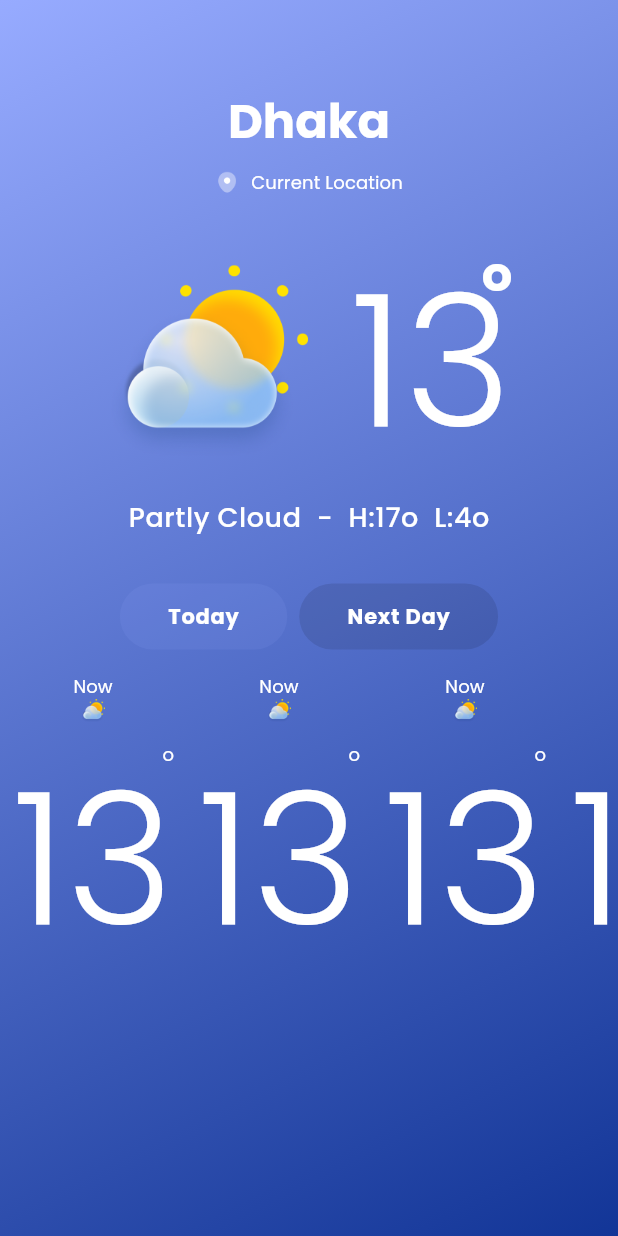
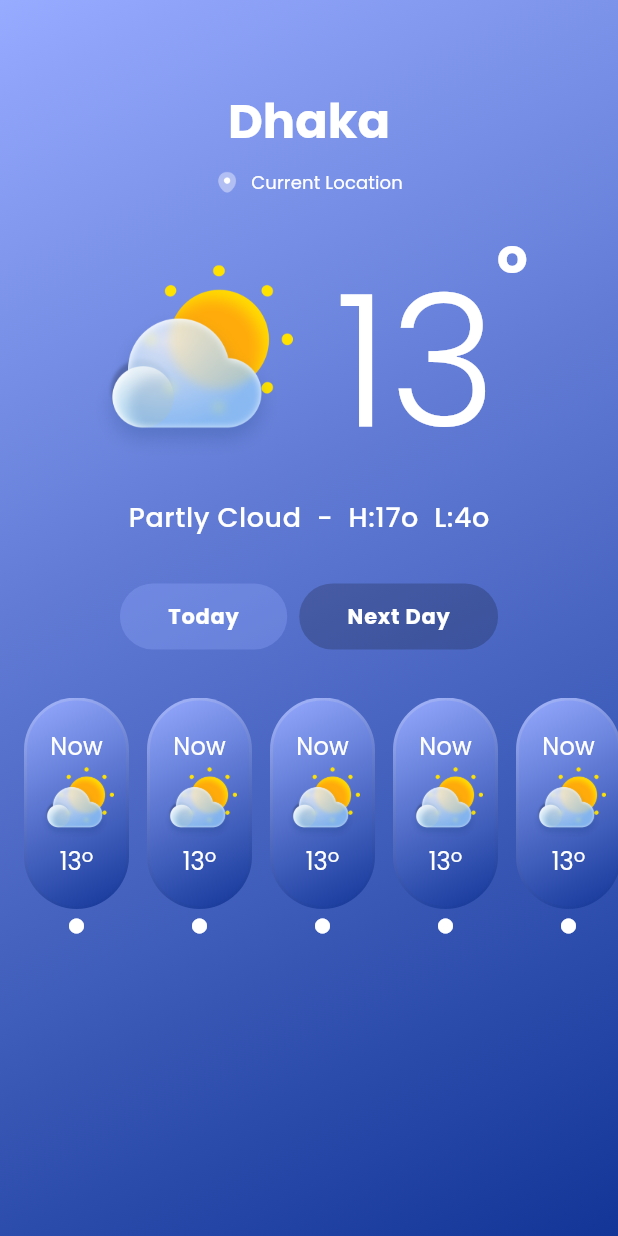
Before and after one commit to faysalewucse/weather-app, a Flutter app: the screen it shows after launch, on a phone screen of 412 x 824 dp. Run offline on Flutter 3.47's test engine with Material 3 defaults, Android fonts, the phone set to English and light mode, and no system bars; our stand-ins replace flutter_dotenv, google_fonts, gradient_borders.

Commit message:
design temperature card and make all neccessary models for data fetching

```diff
--- a/lib/helper/gaps.dart
+++ b/lib/helper/gaps.dart
@@ -1,8 +1,11 @@
 import 'package:flutter/cupertino.dart';
 
+const SizedBox VERTICAL_GAP_5 = SizedBox(height: 5);
+const SizedBox VERTICAL_GAP_8 = SizedBox(height: 8);
 const SizedBox VERTICAL_GAP_12 = SizedBox(height: 12);
 const SizedBox VERTICAL_GAP_20 = SizedBox(height: 20);
 const SizedBox VERTICAL_GAP_32 = SizedBox(height: 32);
 
 const SizedBox HORIZONTAL_GAP_8 = SizedBox(width: 8);
+const SizedBox HORIZONTAL_GAP_12 = SizedBox(width: 12);
 const SizedBox HORIZONTAL_GAP_28 = SizedBox(width: 28);
--- /dev/null
+++ b/lib/helper/styles.dart
@@ -0,0 +1,31 @@
+import 'package:flutter/cupertino.dart';
+import 'package:flutter/material.dart';
+import 'package:gradient_borders/box_borders/gradient_box_border.dart';
+import 'package:weather_app_steadfastit/helper/colors.dart';
+import 'package:weather_app_steadfastit/theme/light_theme.dart';
+
+LinearGradient linearGradient = LinearGradient(
+  begin: Alignment.topLeft,
+  end: Alignment.bottomRight,
+  colors: [lightTheme.colorScheme.secondary, lightTheme.colorScheme.primary],
+  stops: const [0, 1],
+);
+
+LinearGradient linearGradientBorder = LinearGradient(
+  begin: Alignment.topLeft,
+  end: Alignment.bottomRight,
+  colors: [WHITE.withOpacity(0.2), Colors.transparent],
+  stops: const [0, 1],
+);
+
+BoxDecoration gradientDecoration = BoxDecoration(
+  gradient: linearGradient,
+);
+
+BoxDecoration gradientRoundedDecoration = BoxDecoration(
+    gradient: linearGradient,
+    border: GradientBoxBorder(
+      gradient: linearGradientBorder,
+      width: 2,
+    ),
+    borderRadius: BorderRadius.circular(35));
--- a/lib/helper/text_styles.dart
+++ b/lib/helper/text_styles.dart
@@ -4,6 +4,8 @@ import 'package:weather_app_steadfastit/helper/colors.dart';
 
 TextStyle WHITE_400_12 =
     const TextStyle(color: WHITE, fontSize: 12, fontWeight: FontWeight.w400);
+TextStyle WHITE_400_14 =
+    const TextStyle(color: WHITE, fontSize: 16, fontWeight: FontWeight.w400);
 TextStyle WHITE_700_32 =
     const TextStyle(fontSize: 32.0, fontWeight: FontWeight.w700, color: WHITE);
 TextStyle WHITE_700_14 =
--- a/lib/main.dart
+++ b/lib/main.dart
@@ -1,13 +1,16 @@
 import 'package:flutter/material.dart';
+import 'package:flutter_dotenv/flutter_dotenv.dart';
 import 'package:weather_app_steadfastit/helper/colors.dart';
 import 'package:weather_app_steadfastit/helper/gaps.dart';
 import 'package:weather_app_steadfastit/helper/image_assets.dart';
+import 'package:weather_app_steadfastit/helper/styles.dart';
 import 'package:weather_app_steadfastit/theme/light_theme.dart';
 import 'package:weather_app_steadfastit/widgets/degree_text.dart';
 import 'package:weather_app_steadfastit/widgets/temp_card.dart';
 import 'package:weather_app_steadfastit/widgets/toggle_button.dart';
 
-void main() {
+void main() async{
+  await dotenv.load(fileName: ".env");
   runApp(const MyApp());
 }
 
@@ -36,17 +39,7 @@ class Homepage extends StatelessWidget {
         width: MediaQuery.of(context).size.width,
         height: MediaQuery.of(context).size.height,
         padding: const EdgeInsets.only(top: 60),
-        decoration: BoxDecoration(
-          gradient: LinearGradient(
-            begin: Alignment.topLeft,
-            end: Alignment.bottomRight,
-            colors: [
-              Theme.of(context).colorScheme.secondary,
-              Theme.of(context).colorScheme.primary
-            ],
-            stops: const [0, 1],
-          ),
-        ),
+        decoration: gradientDecoration,
         child: Column(
           children: [
             Text(
@@ -79,7 +72,9 @@ class Homepage extends StatelessWidget {
                   width: 135,
                 ),
                 HORIZONTAL_GAP_28,
-                const DegreeText(degree: 13)
+                const DegreeText(
+                  temperature: 13,
+                )
               ],
             ),
             Text(
@@ -93,22 +88,33 @@ class Homepage extends StatelessWidget {
                 ToggleButton(
                   label: "Today",
                   color:
-                      Theme.of(context).colorScheme.secondary.withOpacity(0.1),
+                      Theme.of(context).colorScheme.secondary.withOpacity(0.3),
                 ),
                 HORIZONTAL_GAP_8,
                 ToggleButton(
                   label: "Next Day",
-                  color: BLACK.withOpacity(0.1),
+                  color: BLACK.withOpacity(0.2),
                 ),
               ],
             ),
-            Expanded(
-                child: ListView.separated(
-                    scrollDirection: Axis.horizontal,
-                    itemBuilder: (_, index) => const TemperatureCard(
-                        iconAsset: PngAssets.PARTLY_CLOUDY_1, degree: 13),
-                    separatorBuilder: (_, index) => Container(),
-                    itemCount: 7))
+            VERTICAL_GAP_32,
+            SizedBox(
+              height: 158,
+              child: ListView.separated(
+                scrollDirection: Axis.horizontal,
+                itemBuilder: (_, index) => Padding(
+                  padding: EdgeInsets.only(left: index == 0 ? 16.0 : 0, right: index == 6 ? 16.0 : 0),
+                  child: const TemperatureCard(
+                    selected: true,
+                    title: "Now",
+                    iconAsset: PngAssets.PARTLY_CLOUDY_1,
+                    temperature: 13,
+                  ),
+                ),
+                separatorBuilder: (_, index) => HORIZONTAL_GAP_12,
+                itemCount: 7,
+              ),
+            )
           ],
         ),
       ),
--- /dev/null
+++ b/lib/models/Condition.dart
@@ -0,0 +1,27 @@
+class Condition {
+  String text;
+  String icon;
+  int code;
+
+  Condition({
+    required this.text,
+    required this.icon,
+    required this.code,
+  });
+
+  factory Condition.fromJson(Map<String, dynamic> json) {
+    return Condition(
+      text: json['text'],
+      icon: json['icon'],
+      code: json['code'],
+    );
+  }
+
+  Map<String, dynamic> toJson() {
+    final Map<String, dynamic> data = new Map<String, dynamic>();
+    data['text'] = this.text;
+    data['icon'] = this.icon;
+    data['code'] = this.code;
+    return data;
+  }
+}
--- /dev/null
+++ b/lib/models/Day.dart
@@ -0,0 +1,97 @@
+import 'package:weather_app_steadfastit/models/Condition.dart';
+
+class Day {
+  double maxtempC;
+  double maxtempF;
+  double mintempC;
+  double mintempF;
+  double avgtempC;
+  double avgtempF;
+  double maxwindMph;
+  double maxwindKph;
+  double totalprecipMm;
+  double totalprecipIn;
+  double totalsnowCm;
+  double avgvisKm;
+  double avgvisMiles;
+  int avghumidity;
+  int dailyWillItRain;
+  int dailyChanceOfRain;
+  int dailyWillItSnow;
+  int dailyChanceOfSnow;
+  Condition condition;
+  int uv;
+
+  Day({
+    required this.maxtempC,
+    required this.maxtempF,
+    required this.mintempC,
+    required this.mintempF,
+    required this.avgtempC,
+    required this.avgtempF,
+    required this.maxwindMph,
+    required this.maxwindKph,
+    required this.totalprecipMm,
+    required this.totalprecipIn,
+    required this.totalsnowCm,
+    required this.avgvisKm,
+    required this.avgvisMiles,
+    required this.avghumidity,
+    required this.dailyWillItRain,
+    required this.dailyChanceOfRain,
+    required this.dailyWillItSnow,
+    required this.dailyChanceOfSnow,
+    required this.condition,
+    required this.uv,
+  });
+
+  factory Day.fromJson(Map<String, dynamic> json) {
+    return Day(
+      maxtempC: json['maxtemp_c'].toDouble(),
+      maxtempF: json['maxtemp_f'].toDouble(),
+      mintempC: json['mintemp_c'].toDouble(),
+      mintempF: json['mintemp_f'].toDouble(),
+      avgtempC: json['avgtemp_c'].toDouble(),
+      avgtempF: json['avgtemp_f'].toDouble(),
+      maxwindMph: json['maxwind_mph'].toDouble(),
+      maxwindKph: json['maxwind_kph'].toDouble(),
+      totalprecipMm: json['totalprecip_mm'].toDouble(),
+      totalprecipIn: json['totalprecip_in'].toDouble(),
+      totalsnowCm: json['totalsnow_cm'].toDouble(),
+      avgvisKm: json['avgvis_km'].toDouble(),
+      avgvisMiles: json['avgvis_miles'].toDouble(),
+      avghumidity: json['avghumidity'],
+      dailyWillItRain: json['daily_will_it_rain'],
+      dailyChanceOfRain: json['daily_chance_of_rain'],
+      dailyWillItSnow: json['daily_will_it_snow'],
+      dailyChanceOfSnow: json['daily_chance_of_snow'],
+      condition: Condition.fromJson(json['condition']),
+      uv: json['uv'],
+    );
+  }
+
+  Map<String, dynamic> toJson() {
+    return {
+      'maxtemp_c': maxtempC,
+      'maxtemp_f': maxtempF,
+      'mintemp_c': mintempC,
+      'mintemp_f': mintempF,
+      'avgtemp_c': avgtempC,
+      'avgtemp_f': avgtempF,
+      'maxwind_mph': maxwindMph,
+      'maxwind_kph': maxwindKph,
+      'totalprecip_mm': totalprecipMm,
+      'totalprecip_in': totalprecipIn,
+      'totalsnow_cm': totalsnowCm,
+      'avgvis_km': avgvisKm,
+      'avgvis_miles': avgvisMiles,
+      'avghumidity': avghumidity,
+      'daily_will_it_rain': dailyWillItRain,
+      'daily_chance_of_rain': dailyChanceOfRain,
+      'daily_will_it_snow': dailyWillItSnow,
+      'daily_chance_of_snow': dailyChanceOfSnow,
+      'condition': condition.toJson(),
+      'uv': uv,
+    };
+  }
+}
--- /dev/null
+++ b/lib/models/Location.dart
@@ -0,0 +1,47 @@
+class Location {
+  String name;
+  String region;
+  String country;
+  double lat;
+  double lon;
+  String tzId;
+  int localtimeEpoch;
+  String localtime;
+
+  Location({
+    required this.name,
+    required this.region,
+    required this.country,
+    required this.lat,
+    required this.lon,
+    required this.tzId,
+    required this.localtimeEpoch,
+    required this.localtime,
+  });
+
+  factory Location.fromJson(Map<String, dynamic> json) {
+    return Location(
+      name: json['name'],
+      region: json['region'],
+      country: json['country'],
+      lat: json['lat'].toDouble(),
+      lon: json['lon'].toDouble(),
+      tzId: json['tz_id'],
+      localtimeEpoch: json['localtime_epoch'],
+      localtime: json['localtime'],
+    );
+  }
+
+  Map<String, dynamic> toJson() {
+    final Map<String, dynamic> data = <String, dynamic>{};
+    data['name'] = name;
+    data['region'] = region;
+    data['country'] = country;
+    data['lat'] = lat;
+    data['lon'] = lon;
+    data['tz_id'] = tzId;
+    data['localtime_epoch'] = localtimeEpoch;
+    data['localtime'] = localtime;
+    return data;
+  }
+}
--- a/lib/theme/light_theme.dart
+++ b/lib/theme/light_theme.dart
@@ -13,6 +13,7 @@ ThemeData lightTheme = ThemeData(
   ),
   textTheme: TextTheme(
     titleSmall: WHITE_400_12,
+    titleMedium: WHITE_400_14,
     headlineMedium: WHITE_700_32,
     bodySmall: WHITE_500_18,
     bodyLarge: WHITE_300_122,
--- a/lib/widgets/degree_text.dart
+++ b/lib/widgets/degree_text.dart
@@ -1,25 +1,24 @@
 import 'package:flutter/material.dart';
 
 class DegreeText extends StatelessWidget {
-  final num degree;
-  final TextStyle? textStyle;
-  const DegreeText({Key? key, required this.degree, this.textStyle}) : super(key: key);
+  final num temperature;
+  final TextStyle? temperatureTextStyle;
+  final TextStyle? degreeTextStyle;
+  const DegreeText({Key? key, required this.temperature, this.degreeTextStyle, this.temperatureTextStyle}) : super(key: key);
 
   @override
   Widget build(BuildContext context) {
-    return Stack(
+    return Row(
+      crossAxisAlignment: CrossAxisAlignment.start,
       children: [
         Text(
-          "$degree",
-          style: Theme.of(context).textTheme.bodyLarge,
+          "$temperature",
+          style: temperatureTextStyle ?? Theme.of(context).textTheme.bodyLarge,
         ),
-        Positioned(
-            right: 0,
-            top: 12,
-            child: Text(
-              "o",
-              style: textStyle ?? Theme.of(context).textTheme.headlineMedium,
-            )),
+        Text(
+          "o",
+          style: degreeTextStyle ?? Theme.of(context).textTheme.headlineMedium,
+        )
       ],
     );
   }
--- a/lib/widgets/temp_card.dart
+++ b/lib/widgets/temp_card.dart
@@ -1,27 +1,54 @@
 import 'package:flutter/material.dart';
+import 'package:weather_app_steadfastit/helper/colors.dart';
+import 'package:weather_app_steadfastit/helper/gaps.dart';
+import 'package:weather_app_steadfastit/helper/styles.dart';
 import 'package:weather_app_steadfastit/widgets/degree_text.dart';
 
 class TemperatureCard extends StatelessWidget {
+  final String title;
   final String iconAsset;
-  final num degree;
+  final num temperature;
+  final bool selected;
 
-  const TemperatureCard({Key? key, required this.iconAsset, required this.degree}) : super(key: key);
+  const TemperatureCard(
+      {Key? key,
+      required this.iconAsset,
+      required this.temperature,
+      required this.title,
+     required this.selected})
+      : super(key: key);
 
   @override
   Widget build(BuildContext context) {
-    return Container(
+    return Column(
+      children: [
+        Container(
           height: 141,
+          decoration: gradientRoundedDecoration,
           padding: const EdgeInsets.symmetric(horizontal: 8, vertical: 16),
           child: Column(
+            mainAxisAlignment: MainAxisAlignment.spaceEvenly,
             children: [
               Text(
-            "Now",
-            style: Theme.of(context).textTheme.titleSmall,
+                title,
+                style: Theme.of(context).textTheme.titleMedium,
               ),
-          Image.asset(iconAsset, height: 16, width: 16,),
-          DegreeText(degree: degree, textStyle: Theme.of(context).textTheme.titleSmall,)
+              Image.asset(
+                iconAsset,
+                height: 48,
+                width: 50,
+              ),
+              DegreeText(
+                temperature: temperature,
+                temperatureTextStyle: Theme.of(context).textTheme.titleMedium,
+                degreeTextStyle: Theme.of(context).textTheme.titleSmall,
+              )
             ],
           ),
+        ),
+        VERTICAL_GAP_5,
+        Icon(Icons.circle, color: WHITE, size: 12,)
+      ],
     );
   }
 }
--- a/pubspec.yaml
+++ b/pubspec.yaml
@@ -19,6 +19,8 @@ dependencies:
 
   cupertino_icons: ^1.0.2
   google_fonts: ^5.1.0
+  gradient_borders: ^1.0.0
+  flutter_dotenv: ^5.1.0
 
 dev_dependencies:
   flutter_test:
@@ -34,6 +36,7 @@ flutter:
   # To add assets to your application, add an assets section, like this:
   assets:
     - assets/icons/
+    - .env
 
   # fonts:
   #   - family: Schyler
```
Also changed, not shown: lib/models/Astro.dart (added, +47 -0 lines), lib/models/Forcast.dart (added, +17 -0 lines), lib/models/ForecastDay.dart (added, +38 -0 lines), lib/models/HourTemperature.dart (added, +153 -0 lines), lib/models/Temperature.dart (added, +109 -0 lines), pubspec.lock, 1 other file. Lines whose indentation alone changed are shown as unchanged.
